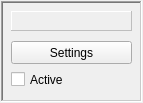
CompEphys-team/stdpc, file src/gui/DaqWidget.ui: the form before one commit.
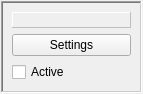
The form after the commit.

```diff
--- a/src/gui/DaqWidget.ui
+++ b/src/gui/DaqWidget.ui
@@ -7,7 +7,7 @@
     <x>0</x>
     <y>0</y>
     <width>143</width>
-    <height>103</height>
+    <height>91</height>
    </rect>
   </property>
   <property name="windowTitle">
@@ -16,15 +16,21 @@
   <property name="autoFillBackground">
    <bool>true</bool>
   </property>
+  <layout class="QGridLayout" name="gridLayout_2">
+   <property name="leftMargin">
+    <number>1</number>
+   </property>
+   <property name="topMargin">
+    <number>1</number>
+   </property>
+   <property name="rightMargin">
+    <number>1</number>
+   </property>
+   <property name="bottomMargin">
+    <number>1</number>
+   </property>
+   <item row="0" column="0">
   <widget class="QFrame" name="frame">
-   <property name="geometry">
-    <rect>
-     <x>1</x>
-     <y>1</y>
-     <width>141</width>
-     <height>101</height>
-    </rect>
-   </property>
    <property name="autoFillBackground">
     <bool>true</bool>
    </property>
@@ -34,18 +40,12 @@
    <property name="frameShadow">
     <enum>QFrame::Sunken</enum>
    </property>
+     <layout class="QGridLayout" name="gridLayout">
+      <item row="0" column="0">
    <widget class="QLabel" name="label">
     <property name="enabled">
      <bool>false</bool>
     </property>
-    <property name="geometry">
-     <rect>
-      <x>10</x>
-      <y>10</y>
-      <width>121</width>
-      <height>20</height>
-     </rect>
-    </property>
     <property name="font">
      <font>
       <weight>75</weight>
@@ -70,34 +70,29 @@
     <property name="text">
      <string/>
     </property>
-   </widget>
+        <property name="wordWrap">
+         <bool>true</bool>
+        </property>
+       </widget>
+      </item>
+      <item row="1" column="0">
    <widget class="QPushButton" name="params">
-    <property name="geometry">
-     <rect>
-      <x>10</x>
-      <y>40</y>
-      <width>121</width>
-      <height>23</height>
-     </rect>
-    </property>
     <property name="text">
      <string>Settings</string>
     </property>
    </widget>
+      </item>
+      <item row="2" column="0">
    <widget class="QCheckBox" name="active">
-    <property name="geometry">
-     <rect>
-      <x>10</x>
-      <y>70</y>
-      <width>70</width>
-      <height>17</height>
-     </rect>
-    </property>
     <property name="text">
      <string>Active</string>
     </property>
    </widget>
-  </widget>
+      </item>
+     </layout>
+    </widget>
+   </item>
+  </layout>
  </widget>
  <resources/>
  <connections/>
```
Lines whose indentation alone changed are shown as unchanged.
